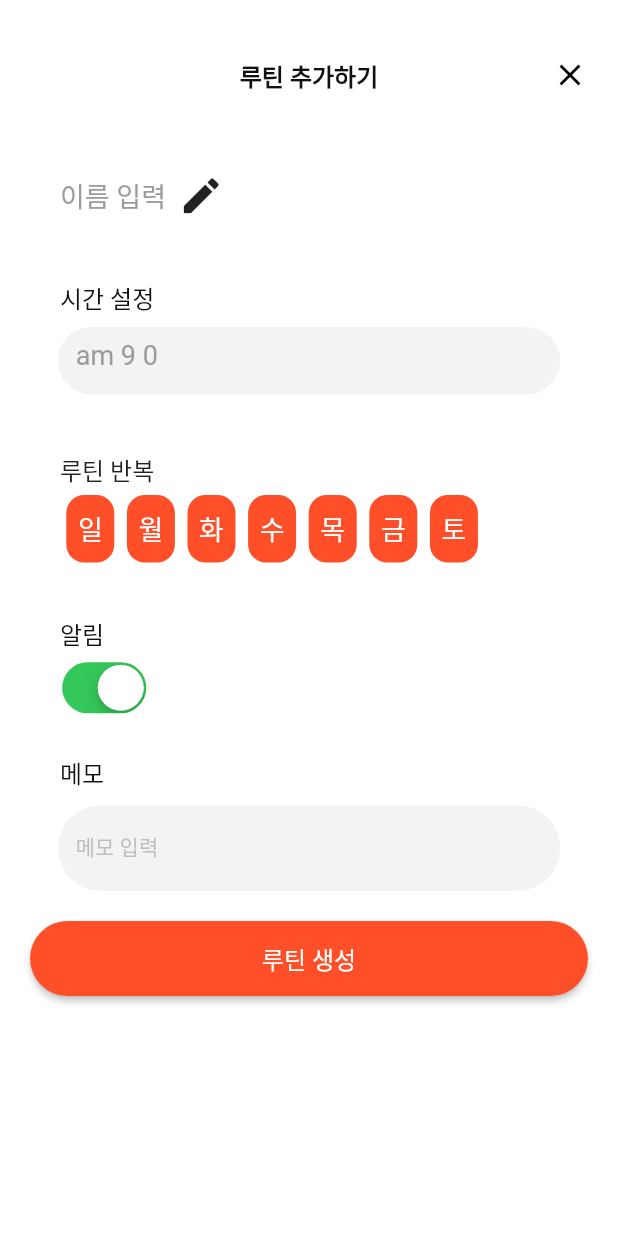
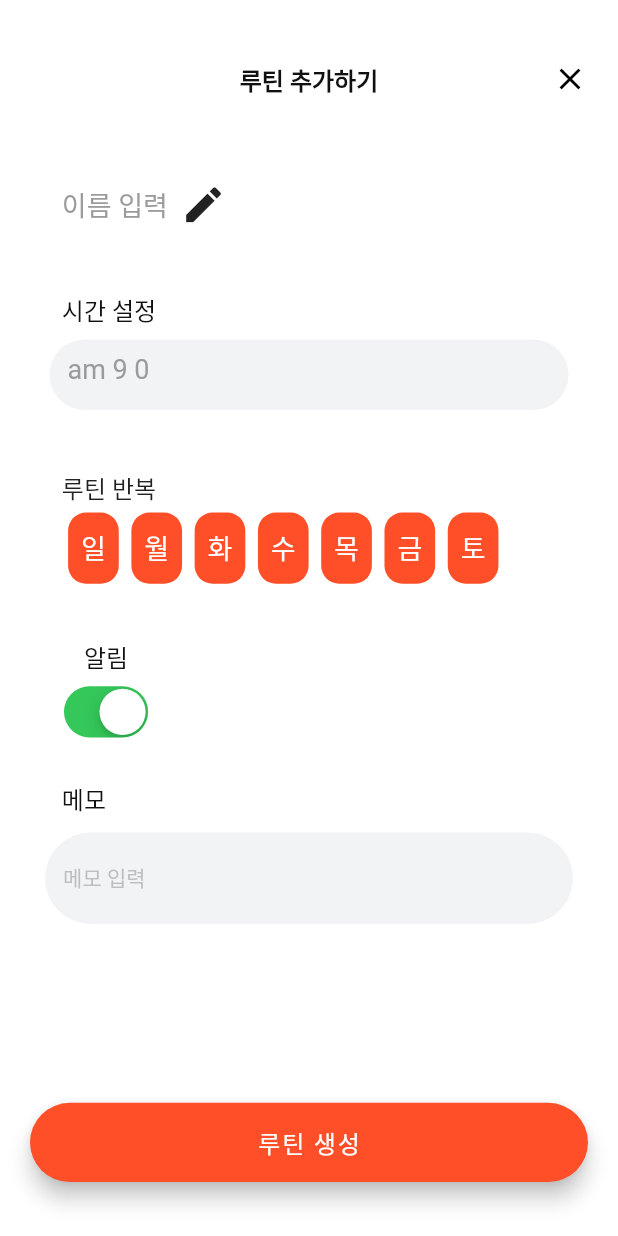
Before and after one commit to formart12/hatin-project, a Flutter app: the RoutinAddPage screen opened by its route, on a phone screen of 412 x 824 dp. Run offline on Flutter 3.47's test engine with Material 3 defaults, Android fonts, the phone set to English and light mode, and no system bars.

Commit message:
리펙토링,반응형으로 코드 수정, 루틴 생성 버튼

```diff
--- a/lib/src/ui/routine/routin_add_page.dart
+++ b/lib/src/ui/routine/routin_add_page.dart
@@ -1,8 +1,10 @@
 import 'package:flutter/cupertino.dart';
 import 'package:flutter/material.dart';
 
+// 코드 리펙토링, 반응형
+
 class RoutinAddPage extends StatefulWidget {
-  const RoutinAddPage({super.key});
+  const RoutinAddPage({Key? key}) : super(key: key);
 
   @override
   State<RoutinAddPage> createState() => _RoutinAddPageState();
@@ -10,21 +12,31 @@ class RoutinAddPage extends StatefulWidget {
 
 class _RoutinAddPageState extends State<RoutinAddPage> {
   List<bool> _dowColor = List<bool>.filled(7, false);
+  // 요일 클릭 시 색 변화를 위한 List , false = 클릭전 , true = 클릭후
   TimeOfDay initialTime = const TimeOfDay(hour: 09, minute: 00);
-  // 요일 클릭 시 색 변화를 위한 List , false = 클릭전 , true = 클릭후
+  // 현재시간 변수
   @override
   Widget build(BuildContext context) {
+    //final double screenWidth = MediaQuery.of(context).size.width; // 반응형 위한 넓이
+    //final double screenheight = MediaQuery.of(context).size.height; // 반응형 위한 높이
+    //
+    //print("스크린 넓이 {$screenWidth}"); // 392
+    //print("스크린 높이 {$screenheight}"); // 781
+
     return Scaffold(
       appBar: _appbar(),
       body: _body(),
       backgroundColor: Colors.white,
+      floatingActionButtonLocation: FloatingActionButtonLocation.centerFloat,
+      floatingActionButton: _routinCreateButton(), // 루틴 추가하기 버튼
     );
   }
 
 // 앱 바 부분
   PreferredSizeWidget _appbar() {
     return PreferredSize(
-      preferredSize: const Size.fromHeight(100),
+      preferredSize: Size.fromHeight(
+          MediaQuery.of(context).size.height * 0.128), // from height :100
       child: Column(
         mainAxisAlignment: MainAxisAlignment.center,
         children: [
@@ -37,22 +49,19 @@ class _RoutinAddPageState extends State<RoutinAddPage> {
               "루틴 추가하기",
               style: TextStyle(fontSize: 16),
             ),
-            actions: [_appBarCloseBtn()],
-          ),
-        ],
-      ),
-    );
-  }
-
-// |앱 바| X 닫기 버튼
-  Widget _appBarCloseBtn() {
-    return Padding(
+            actions: [
+              Padding(
                 padding: const EdgeInsets.all(8.0),
                 child: IconButton(
                   icon: const Icon(Icons.close),
                   onPressed: () {
                     Navigator.of(context).pop();
                   },
+                ),
+              )
+            ],
+          ),
+        ],
       ),
     );
   }
@@ -63,43 +72,37 @@ class _RoutinAddPageState extends State<RoutinAddPage> {
       child: Column(
         crossAxisAlignment: CrossAxisAlignment.start,
         children: [
-          Row(
-            children: [
-              _nameText(), // 이름 입력 텍스트
-              _editName(), // 이름 입력 옆에 연필 모양 수정
-            ],
-          ),
+          _nameField(), // 이름 입력 필드 : 이름 입력 , 수정 아이콘
           _routinTimeText(), // 루틴 시간
-          _routinTimeAdd(), // 루틴 시간 아래
+          _routinTimeAdd(), // 루틴 시간 설정
           _routinRepeatText(), // 루틴 반복
           _routinRepeatSelection(), // 루틴 반복 요일 선택
-
-          _routinAlarmText(), // 알람
-          _routinAlarmAction(), // 알람 On/Off
+          _routinAlarm(), // 알람 , 스위치 On/Off
           _routinMemoText(), // 메모
           _routinMemoTyping(), // 메모 타이핑 공간
-          _routinCreateButton(), // 루틴 생성 버튼
         ],
       ),
     );
   }
 
-// |이름 입력| 텍스트
-  Widget _nameText() {
+// |이름 입력| , 수정 아이콘
+  Widget _nameField() {
     String routinName = "이름 입력";
-    return Padding(
-      padding: const EdgeInsets.only(left: 40.0, top: 15.0),
+    return Row(
+      children: [
+        Padding(
+          padding: EdgeInsets.only(
+              left: MediaQuery.of(context).size.width * 0.1, // left:40, top:15
+              top: MediaQuery.of(context).size.height * 0.019),
           child: Text(
             routinName,
             style: const TextStyle(fontSize: 18.0, color: Color(0xff9B9B9B)),
           ),
-    );
-  }
-
-// |이름 입력| 옆에 연필 모양 수정하기
-  Widget _editName() {
-    return Padding(
-      padding: const EdgeInsets.only(left: 8.0, top: 15.0),
+        ),
+        Padding(
+          padding: EdgeInsets.only(
+              left: MediaQuery.of(context).size.width * 0.020, // left:8, top:15
+              top: MediaQuery.of(context).size.height * 0.019),
           child: GestureDetector(
             onTap: () {
               print("icons.edit이 눌려졌다!");
@@ -109,14 +112,19 @@ class _RoutinAddPageState extends State<RoutinAddPage> {
               size: 31,
             ),
           ),
+        )
+      ],
     );
   }
 
 // |루틴 시간| 텍스트
   Widget _routinTimeText() {
-    return const Padding(
-      padding: EdgeInsets.only(left: 40.0, top: 40.0),
-      child: Text(
+    return Padding(
+      padding: EdgeInsets.only(
+          left: MediaQuery.of(context).size.width * 0.1, //left:40, top:40
+          top: MediaQuery.of(context).size.height * 0.0512,
+          right: MediaQuery.of(context).size.width * 0.1),
+      child: const Text(
         "시간 설정",
         style: TextStyle(fontSize: 16.0, color: Color(0xff111111)),
       ),
@@ -129,8 +137,9 @@ class _RoutinAddPageState extends State<RoutinAddPage> {
       padding: const EdgeInsets.symmetric(horizontal: 20, vertical: 8),
       child: Center(
         child: SizedBox(
-          width: 335,
-          height: 45,
+          width:
+              MediaQuery.of(context).size.width * 0.84, //width:335, height:45
+          height: MediaQuery.of(context).size.height * 0.0571,
           child: TextField(
             readOnly: true,
             decoration: InputDecoration(
@@ -167,9 +176,12 @@ class _RoutinAddPageState extends State<RoutinAddPage> {
 
 // |루틴 반복| 텍스트
   Widget _routinRepeatText() {
-    return const Padding(
-      padding: EdgeInsets.only(left: 40.0, top: 30.0),
-      child: Text(
+    return Padding(
+      padding: EdgeInsets.only(
+          left: MediaQuery.of(context).size.width * 0.1, //left:40, top:30
+          top: MediaQuery.of(context).size.height * 0.038,
+          right: MediaQuery.of(context).size.width * 0.1),
+      child: const Text(
         "루틴 반복",
         style: TextStyle(fontSize: 16.0),
       ),
@@ -181,7 +193,8 @@ class _RoutinAddPageState extends State<RoutinAddPage> {
     final List<String> DOW = ["일", "월", "화", "수", "목", "금", "토"];
     // DOW = Day Of Weak
     return Padding(
-      padding: const EdgeInsets.only(left: 40),
+      padding: EdgeInsets.only(
+          left: MediaQuery.of(context).size.width * 0.1), // left:40
       child: Row(
         children: List.generate(
           DOW.length,
@@ -189,8 +202,9 @@ class _RoutinAddPageState extends State<RoutinAddPage> {
             padding: const EdgeInsets.symmetric(horizontal: 4.2, vertical: 5),
             child: GestureDetector(
               child: Container(
-                width: 32,
-                height: 45,
+                width: MediaQuery.of(context).size.width * 0.082, // width:32
+                height:
+                    MediaQuery.of(context).size.height * 0.0576, // height:45
                 decoration: BoxDecoration(
                   shape: BoxShape.rectangle,
                   borderRadius: BorderRadius.circular(12.0),
@@ -223,25 +237,29 @@ class _RoutinAddPageState extends State<RoutinAddPage> {
     );
   }
 
-// |알람| 텍스트
-  Widget _routinAlarmText() {
-    return const Padding(
-      padding: EdgeInsets.only(left: 40.0, top: 30.0),
-      child: Text(
+// |알람| , 스위치
+  Widget _routinAlarm() {
+    bool switchValue = true;
+    return Column(
+      children: [
+        Padding(
+          padding: EdgeInsets.only(
+              left: MediaQuery.of(context).size.width * 0.1, //left:40, top:30
+              top: MediaQuery.of(context).size.height * 0.0384),
+          child: const Text(
             "알림",
             style: TextStyle(fontSize: 16.0, color: Color(0xff111111)),
           ),
-    );
-  }
-
-  // |알람| On/OFF
-  Widget _routinAlarmAction() {
-    bool switchValue = true;
-    return Padding(
-      padding: const EdgeInsets.only(left: 40.0, top: 5.0),
+        ),
+        Padding(
+          // 알람 On/Off
+          padding: EdgeInsets.only(
+              left: MediaQuery.of(context).size.width * 0.1, //left:40, top:5
+              top: MediaQuery.of(context).size.height * 0.006402),
           child: Transform.scale(
             scale: 1.1,
             child: CupertinoSwitch(
+                // 스위치
                 value: switchValue,
                 onChanged: (value) {
                   setState(() {
@@ -249,14 +267,18 @@ class _RoutinAddPageState extends State<RoutinAddPage> {
                   });
                 }),
           ),
+        )
+      ],
     );
   }
 
 // |메모| 텍스트
   Widget _routinMemoText() {
-    return const Padding(
-      padding: EdgeInsets.only(left: 40.0, top: 25.0),
-      child: Text(
+    return Padding(
+      padding: EdgeInsets.only(
+          left: MediaQuery.of(context).size.width * 0.1, //left:40, top:25
+          top: MediaQuery.of(context).size.height * 0.03201),
+      child: const Text(
         "메모",
         style: TextStyle(fontSize: 16.0, color: Color(0xff111111)),
       ),
@@ -271,11 +293,14 @@ class _RoutinAddPageState extends State<RoutinAddPage> {
       },
       child: Padding(
         //
-        padding: const EdgeInsets.only(left: 20.0, top: 10.0, right: 20.0),
+        padding: EdgeInsets.only(
+            left: MediaQuery.of(context).size.width * 0.051, //left:20, top:10
+            top: MediaQuery.of(context).size.height * 0.0128,
+            right: MediaQuery.of(context).size.width * 0.051),
         child: Center(
           child: SizedBox(
-            width: 335,
-            height: 57,
+            width: MediaQuery.of(context).size.width * 0.854, //width335
+            height: 150, // 150 으로 설정해야 스크롤을 내려서 메모 내용을 볼 수 있음.
             child: TextField(
               maxLines: null,
               decoration: InputDecoration(
@@ -302,19 +327,17 @@ class _RoutinAddPageState extends State<RoutinAddPage> {
     return Padding(
       padding: const EdgeInsets.all(20.0),
       child: SizedBox(
-        width: double.infinity,
-        height: 50,
-        child: ElevatedButton(
-            style: ElevatedButton.styleFrom(
+        width: MediaQuery.of(context).size.width * 0.905, //width:355, height:56
+        height: MediaQuery.of(context).size.height * 0.064020,
+        child: FloatingActionButton.extended(
             backgroundColor: Color(0xffFe4F28),
-                shape: RoundedRectangleBorder(
-                    borderRadius: BorderRadius.circular(36)),
-                fixedSize: Size(355, 56)),
+            shape:
+                RoundedRectangleBorder(borderRadius: BorderRadius.circular(30)),
             onPressed: () {
               Navigator.of(context).pop();
               //print("루틴 생성 버튼 클릭");
             },
-            child: const Text(
+            label: const Text(
               "루틴 생성",
               style: TextStyle(color: Color(0xffFFFFFF), fontSize: 16),
             )),
```
Lines whose indentation alone changed are shown as unchanged.
